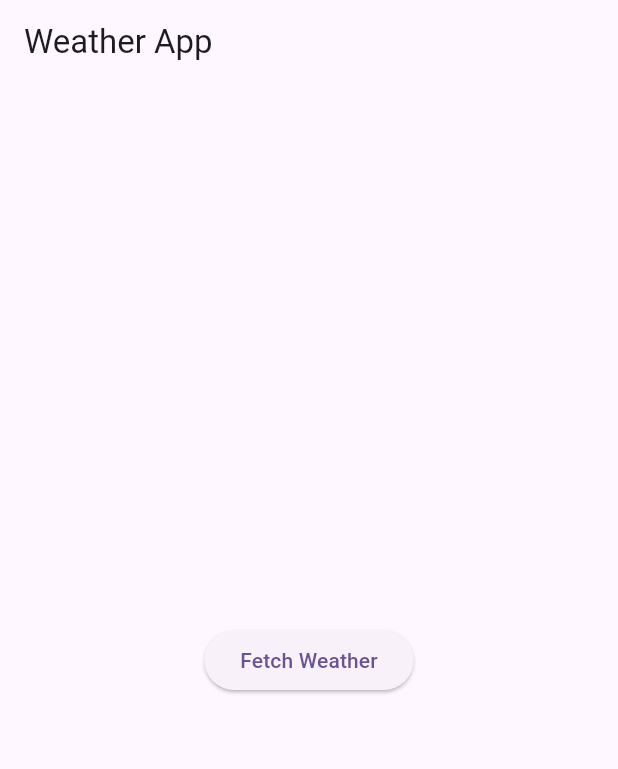
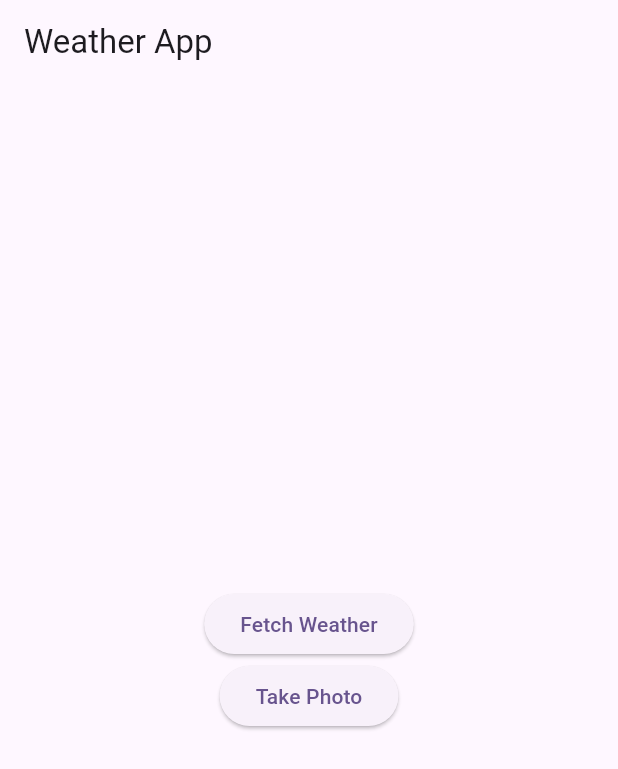
Before and after one commit to manjil09/flutter_project, a Flutter app: the screen it shows after launch, on a phone screen of 412 x 824 dp. Shown: the top 769 px of the screen. Run offline on Flutter 3.47's test engine with Material 3 defaults, Android fonts, the phone set to English and light mode, and no system bars; our stand-ins replace camera, dio, flutter_bloc, fluttertoast, freezed_annotation; missing offline and left inert: gal.

Commit message:
Photo capture added

```diff
--- a/lib/main.dart
+++ b/lib/main.dart
@@ -1,5 +1,6 @@
 import 'package:flutter/material.dart';
-import 'package:weather_app/screens/weather_screen.dart';
+import 'package:weather_app/screens/camera_screen.dart';
+import 'package:weather_app/screens/home_screen.dart';
 
 void main() {
   runApp(const MyApp());
@@ -12,11 +13,12 @@ class MyApp extends StatelessWidget {
   Widget build(BuildContext context) {
     return MaterialApp(
       title: 'Flutter Demo',
+      debugShowCheckedModeBanner: false,
       theme: ThemeData(
         colorScheme: ColorScheme.fromSeed(seedColor: Colors.deepPurple),
         useMaterial3: true,
       ),
-      home: const WeatherScreen(),
+      home: const HomeScreen(),
     );
   }
 }
--- /dev/null
+++ b/lib/screens/home_screen.dart
@@ -0,0 +1,94 @@
+import 'package:flutter/material.dart';
+import 'package:flutter_bloc/flutter_bloc.dart';
+import 'package:weather_app/screens/camera_screen.dart';
+
+import '../bloc/weather_bloc.dart';
+import '../repositories/weather_repository.dart';
+
+class HomeScreen extends StatelessWidget {
+  const HomeScreen({super.key});
+
+  @override
+  Widget build(BuildContext context) {
+    return Scaffold(
+      appBar: AppBar(
+        title: const Text('Weather App'),
+      ),
+      body: Column(
+        mainAxisAlignment: MainAxisAlignment.center,
+        children: [
+          BlocProvider(
+            create: (_) => WeatherBloc(WeatherRepository()),
+            child: BlocBuilder<WeatherBloc, WeatherState>(
+              builder: (context, state) {
+                return state.when(
+                  initial: () => Center(
+                    child: ElevatedButton(
+                      onPressed: () {
+                        context.read<WeatherBloc>().add(
+                            const WeatherEvent.fetchWeather(lat: 27, lon: 85));
+                      },
+                      child: const Text('Fetch Weather'),
+                    ),
+                  ),
+                  loading: () =>
+                      const Center(child: CircularProgressIndicator()),
+                  loaded: (weather) => Center(
+                    child: Column(
+                      mainAxisAlignment: MainAxisAlignment.center,
+                      children: [
+                        Text(
+                          'Temperature: ${weather.temp}°C',
+                          style: const TextStyle(fontSize: 24),
+                        ),
+                        const SizedBox(height: 20),
+                        ElevatedButton(
+                          onPressed: () {
+                            context.read<WeatherBloc>().add(
+                                const WeatherEvent.fetchWeather(
+                                    lat: 27.7172, lon: 85.324));
+                          },
+                          child: const Text('Refresh'),
+                        ),
+                      ],
+                    ),
+                  ),
+                  error: (message) => Center(
+                    child: Column(
+                      mainAxisAlignment: MainAxisAlignment.center,
+                      children: [
+                        Text(
+                          'Error: $message',
+                          style:
+                              const TextStyle(color: Colors.red, fontSize: 18),
+                        ),
+                        const SizedBox(height: 20),
+                        ElevatedButton(
+                          onPressed: () {
+                            context.read<WeatherBloc>().add(
+                                const WeatherEvent.fetchWeather(
+                                    lat: 27.7172, lon: 85.324));
+                          },
+                          child: const Text('Retry'),
+                        ),
+                      ],
+                    ),
+                  ),
+                );
+              },
+            ),
+          ),
+          ElevatedButton(
+            onPressed: () {
+              Navigator.push(
+                context,
+                MaterialPageRoute(builder: (context) => CameraScreen()),
+              );
+            },
+            child: const Text('Take Photo'),
+          ),
+        ],
+      ),
+    );
+  }
+}
--- a/lib/screens/weather_screen.dart
+++ /dev/null
@@ -1,78 +0,0 @@
-import 'package:flutter/material.dart';
-import 'package:flutter_bloc/flutter_bloc.dart';
-
-import '../bloc/weather_bloc.dart';
-import '../repositories/weather_repository.dart';
-
-class WeatherScreen extends StatelessWidget {
-  const WeatherScreen({super.key});
-
-  @override
-  Widget build(BuildContext context) {
-    return Scaffold(
-      appBar: AppBar(
-        title: const Text('Weather App'),
-      ),
-      body: BlocProvider(
-        create: (_) => WeatherBloc(WeatherRepository()),
-        child: BlocBuilder<WeatherBloc, WeatherState>(
-          builder: (context, state) {
-            return state.when(
-              initial: () => Center(
-                child: ElevatedButton(
-                  onPressed: () {
-                    context
-                        .read<WeatherBloc>()
-                        .add(const WeatherEvent.fetchWeather(lat: 27, lon: 85));
-                  },
-                  child: const Text('Fetch Weather'),
-                ),
-              ),
-              loading: () => const Center(child: CircularProgressIndicator()),
-              loaded: (weather) => Center(
-                child: Column(
-                  mainAxisAlignment: MainAxisAlignment.center,
-                  children: [
-                    Text(
-                      'Temperature: ${weather.temp}°C',
-                      style: const TextStyle(fontSize: 24),
-                    ),
-                    const SizedBox(height: 20),
-                    ElevatedButton(
-                      onPressed: () {
-                        context.read<WeatherBloc>().add(
-                            const WeatherEvent.fetchWeather(
-                                lat: 27.7172, lon: 85.324));
-                      },
-                      child: const Text('Refresh'),
-                    ),
-                  ],
-                ),
-              ),
-              error: (message) => Center(
-                child: Column(
-                  mainAxisAlignment: MainAxisAlignment.center,
-                  children: [
-                    Text(
-                      'Error: $message',
-                      style: const TextStyle(color: Colors.red, fontSize: 18),
-                    ),
-                    const SizedBox(height: 20),
-                    ElevatedButton(
-                      onPressed: () {
-                        context.read<WeatherBloc>().add(
-                            const WeatherEvent.fetchWeather(
-                                lat: 27.7172, lon: 85.324));
-                      },
-                      child: const Text('Retry'),
-                    ),
-                  ],
-                ),
-              ),
-            );
-          },
-        ),
-      ),
-    );
-  }
-}
--- a/pubspec.yaml
+++ b/pubspec.yaml
@@ -32,13 +32,15 @@ dependencies:
     sdk: flutter
   dio: ^5.7.0
   flutter_bloc: ^8.1.6
-  # freezed: ^2.5.8
   freezed_annotation: ^2.4.4
 
   # The following adds the Cupertino Icons font to your application.
   # Use with the CupertinoIcons class for iOS style icons.
   cupertino_icons: ^1.0.8
   json_annotation: ^4.9.0
+  camera: ^0.11.0+2
+  gal: ^2.3.1
+  fluttertoast: ^8.2.10
 
 dev_dependencies:
   flutter_test:
```
Also changed, not shown: lib/screens/camera_screen.dart (added, +107 -0 lines), pubspec.lock, 6 other files.
